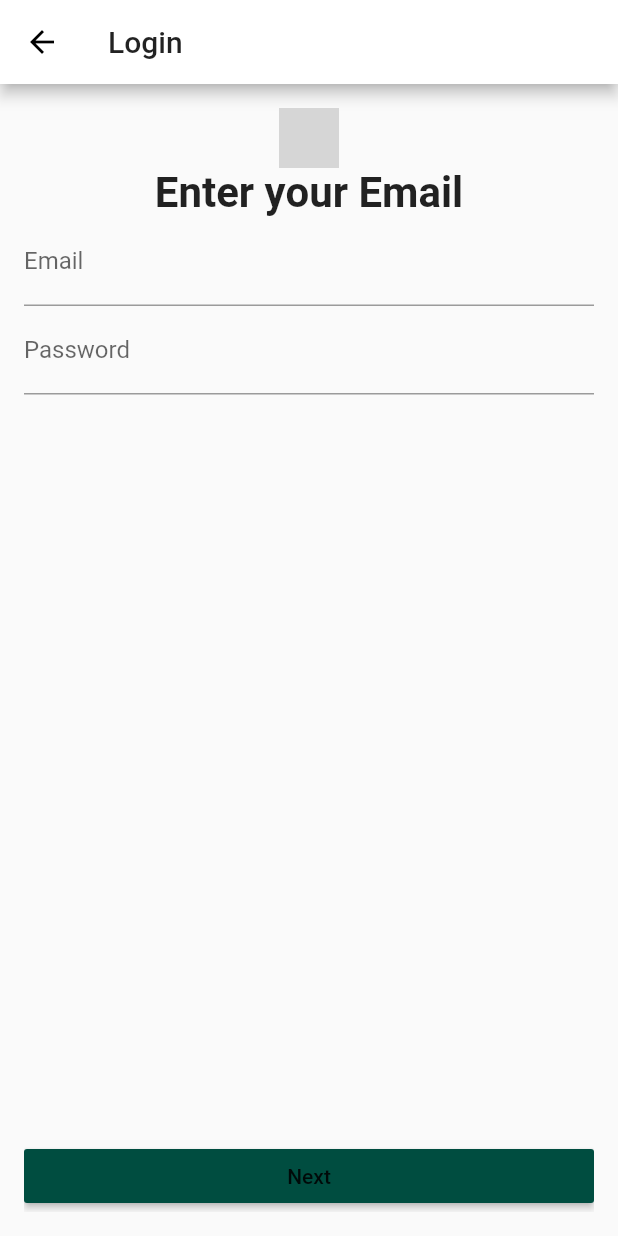
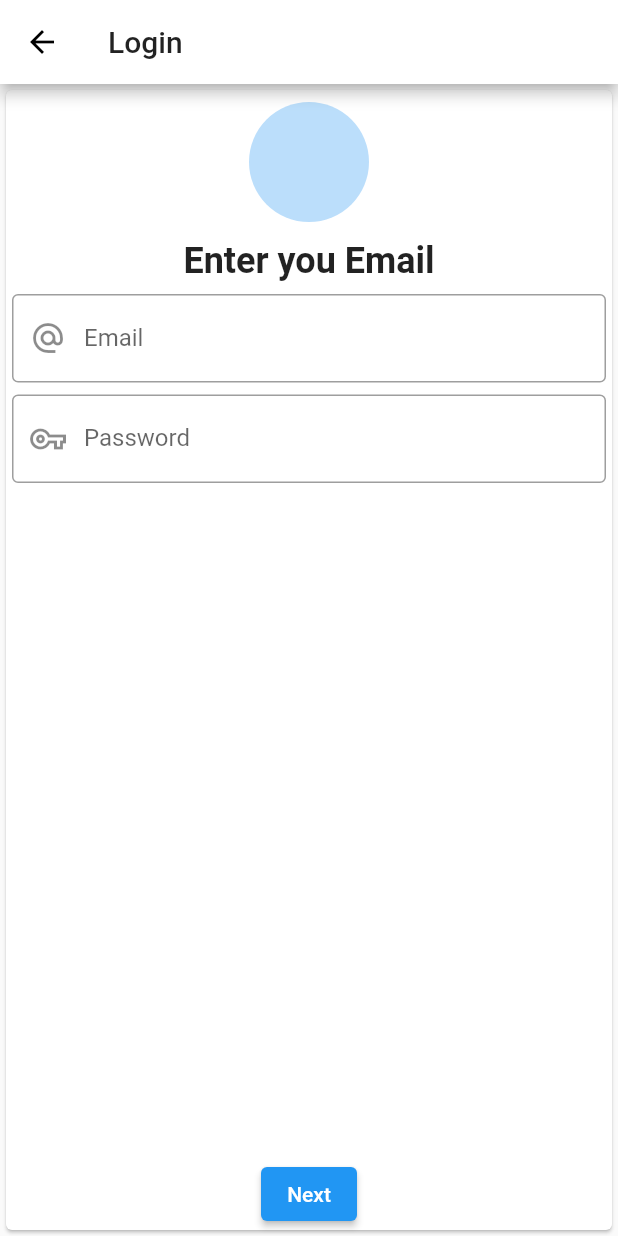
Before and after one commit to NeatFastro/OLX-clone, a Flutter app: the AuthenticationFow screen opened directly, after a tap on "Continue with Email", on a phone screen of 412 x 824 dp. Run offline on Flutter 3.47's test engine with Material 2 defaults, Android fonts, the light colour scheme and no system bars; our stand-ins replace cloud_firestore, firebase_auth, firebase_core, firebase_messaging, firebase_storage, flutter_riverpod and 5 more; missing offline and left inert: geocoder, multi_image_picker, time_ago_provider; accounts and stored records are empty; network calls fail; grey boxes are pictures that could not be loaded.

Commit message:
added email auth functionality

```diff
--- a/lib/code/ambience/objs.dart
+++ b/lib/code/ambience/objs.dart
@@ -8,6 +8,7 @@ final FirebaseFirestore firestore = FirebaseFirestore.instance;
 final FirebaseAuth auth = FirebaseAuth.instance;
 
 final FirebaseStorage storage =
-    FirebaseStorage(storageBucket: 'gs://olx-clone-796b9.appspot.com');
+    // FirebaseStorage(storageBucket: 'gs://olx-clone-796b9.appspot.com');
+    FirebaseStorage.instance;
 
-       final FirebaseMessaging firebaseMessaging = FirebaseMessaging();
+final FirebaseMessaging firebaseMessaging = FirebaseMessaging();
--- a/lib/code/services/data_store.dart
+++ b/lib/code/services/data_store.dart
@@ -11,7 +11,7 @@ class DataStore {
   final FirebaseFirestore _db = FirebaseFirestore.instance;
 
   Future<List<Ad>> getAds() async {
-    QuerySnapshot documents = await _db.collection('ads').get();
+    QuerySnapshot documents = await _db.collection('ads').orderBy('postedAt').get();
     return documents.docs.map((doc) => Ad.fromDocument(doc)).toList();
   }
 
@@ -88,6 +88,8 @@ class DataStore {
       }
     }
     print('this. will execute after the loop');
+    return favouriteAds;
+
   }
 
   Future<List<Ad>> getUserAds(String id) async {
--- a/lib/ui/routes/authenticationFlow.dart
+++ b/lib/ui/routes/authenticationFlow.dart
@@ -5,6 +5,7 @@ import 'package:olx_clone/code/ambience/objs.dart';
 import 'package:olx_clone/code/models/userDocument.dart';
 import 'package:olx_clone/code/utils.dart';
 import 'package:olx_clone/ui/routes/login.dart';
+import 'package:olx_clone/ui/routes/my_sign_in.dart';
 import 'package:typicons_flutter/typicons_flutter.dart';
 
 class AuthenticationFow extends StatelessWidget {
@@ -67,7 +68,8 @@ class AuthenticationFow extends StatelessWidget {
                 ),
               ),
               Text(
-                'PAKISTAN',
+                // 'PAKISTAN',
+                'CLONE',
                 style: TextStyle(
                   fontSize: 24,
                   fontWeight: FontWeight.w700,
@@ -93,7 +95,7 @@ class AuthenticationFow extends StatelessWidget {
                         icon: Typicons.social_google_plus,
                         label: 'Continue with Google',
                         onPress: () async {
-                          final myAuth = Auth();
+                          final myAuth = Auth(context);
                           User user = await myAuth.googleSignIn();
 
                           if (user != null) {
@@ -102,8 +104,8 @@ class AuthenticationFow extends StatelessWidget {
                               name: user.displayName,
                               displayName: user.displayName,
                               photoUrl: user.photoURL,
-                              memberSince: user.metadata.creationTime
-                                  .millisecondsSinceEpoch
+                              memberSince: user
+                                  .metadata.creationTime.millisecondsSinceEpoch
                                   .toString(),
                             );
                             firestore.collection('users').doc(user.uid).set(
@@ -122,7 +124,8 @@ class AuthenticationFow extends StatelessWidget {
                         label: 'Continue with Email',
                         onPress: () {
                           // auth.signInWithEmailAndPassword(email, password);
-                          goto(context, SignIn());
+                          // goto(context, SignIn());
+                          goto(context, MySignIn());
                         },
                       ),
                       SizedBox(height: 10),
--- /dev/null
+++ b/lib/ui/routes/my_sign_in.dart
@@ -0,0 +1,114 @@
+import 'package:firebase_auth/firebase_auth.dart';
+import 'package:flutter/material.dart';
+import 'package:olx_clone/code/ambience/objs.dart';
+import 'package:olx_clone/code/auth.dart';
+
+class MySignIn extends StatefulWidget {
+  @override
+  _MySignInState createState() => _MySignInState();
+}
+
+class _MySignInState extends State<MySignIn> {
+  String email, password;
+  final formKey = GlobalKey<FormState>();
+
+  @override
+  Widget build(BuildContext context) {
+    return Scaffold(
+      appBar: AppBar(
+        title: Text('Login'),
+      ),
+      body: Column(
+        children: [
+          Expanded(
+            child: Card(
+              child: Column(
+                children: [
+                  Padding(
+                    padding: const EdgeInsets.all(8.0),
+                    child: CircleAvatar(
+                      radius: 40,
+                    ),
+                  ),
+                  Padding(
+                    padding: const EdgeInsets.all(4.0),
+                    child: Text(
+                      'Enter you Email',
+                      style:
+                          TextStyle(fontSize: 24, fontWeight: FontWeight.w700),
+                    ),
+                  ),
+                  Expanded(
+                    child: Form(
+                      key: formKey,
+                      child: Column(
+                        children: [
+                          Padding(
+                            padding: const EdgeInsets.all(4.0),
+                            child: TextFormField(
+                              keyboardType: TextInputType.emailAddress,
+                              decoration: InputDecoration(
+                                prefixIcon: Icon(Icons.alternate_email),
+                                labelText: 'Email',
+                                border: OutlineInputBorder(),
+                              ),
+                              onChanged: (input) {
+                                email = input;
+                              },
+                              validator: (input) {
+                                if (input.contains('.') && input.contains('@'))
+                                  return null;
+                                else
+                                  return 'Invalid Email';
+                              },
+                            ),
+                          ),
+                          Padding(
+                            padding: const EdgeInsets.all(4.0),
+                            child: TextFormField(
+                              keyboardType: TextInputType.visiblePassword,
+                              decoration: InputDecoration(
+                                // icon: Icon(Icons.vpn_key_outlined),
+                                prefixIcon: Icon(Icons.vpn_key_outlined),
+                                labelText: 'Password',
+                                border: OutlineInputBorder(),
+                              ),
+                              onChanged: (input) {
+                                password = input;
+                              },
+                              validator: (input) {
+                                if (input.length > 6 && input.isNotEmpty)
+                                  return null;
+                                else
+                                  return 'Password should be longer';
+                              },
+                            ),
+                          ),
+                        ],
+                      ),
+                    ),
+                  ),
+                  ElevatedButton(
+                    child: Text('Next'),
+                    onPressed: () async {
+                      if (formKey.currentState.validate()) {
+                        // UserCredential userCredential =
+                        await Auth(context).signInWithEmailAndPassword(
+                          email: email,
+                          password: password,
+                        );
+                      }
+                    },
+                  ),
+                  // SizedBox(
+                  //   height: 50,
+                  // ),
+                ],
+              ),
+            ),
+          ),
+        ],
+      ),
+    );
+  }
+}
--- a/lib/ui/routes/settings.dart
+++ b/lib/ui/routes/settings.dart
@@ -53,7 +53,7 @@ class Settings extends StatelessWidget {
                         // color: Colors.blue,
                         onPressed: () {
                           // auth.signOut();
-                          Auth().signOut();
+                          Auth(context).signOut();
                           // pop(context);
                           Navigator.of(context).popUntil(
                               ModalRoute.withName(Navigator.defaultRouteName));
--- a/lib/ui/widgets/carousel.dart
+++ b/lib/ui/widgets/carousel.dart
@@ -62,6 +62,7 @@ class _CarouselState extends State<Carousel> {
             bottom: 5,
             right: 0,
             left: 0,
+            child: SingleChildScrollView(
                           child: Row(
                 mainAxisAlignment: MainAxisAlignment.center,
                 children: [
@@ -77,6 +78,7 @@ class _CarouselState extends State<Carousel> {
                 ],
               ),
             ),
+          ),
           Positioned(
             right: 10,
             bottom: 10,
```
Also changed, not shown: lib/code/auth.dart (+52 -9 lines), lib/code/states/location_state.dart (+72 -11 lines), lib/code/states/sell_state.dart (+55 -32 lines), lib/ui/routes/ad_details.dart (+121 -22 lines), lib/ui/routes/ad_preview.dart (+6 -1 lines), lib/ui/routes/sell.dart (+13 -22 lines), pubspec.lock. Lines whose indentation alone changed are shown as unchanged.
